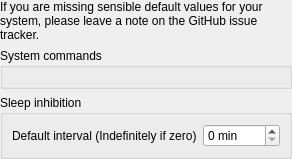
Old version of the form system/src/configwidget.ui in the repository albertlauncher/plugins.
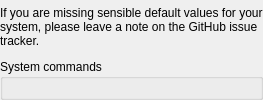
New version of the form.

Commit message: [system] Move sleep inhibition in separate plugin

Patch:
```diff
--- a/system/src/configwidget.ui
+++ b/system/src/configwidget.ui
@@ -17,12 +17,6 @@
    </property>
    <item>
     <widget class="QLabel" name="label_info">
-     <property name="sizePolicy">
-      <sizepolicy hsizetype="Preferred" vsizetype="Minimum">
-       <horstretch>0</horstretch>
-       <verstretch>0</verstretch>
-      </sizepolicy>
-     </property>
      <property name="text">
       <string>If you are missing sensible default values for your system, please leave a note on the GitHub issue tracker.</string>
      </property>
@@ -45,47 +39,6 @@
      <layout class="QGridLayout" name="gridLayout_commands"/>
     </widget>
    </item>
-   <item>
-    <widget class="QGroupBox" name="groupBox_inhibitsleep">
-     <property name="sizePolicy">
-      <sizepolicy hsizetype="Preferred" vsizetype="Fixed">
-       <horstretch>0</horstretch>
-       <verstretch>0</verstretch>
-      </sizepolicy>
-     </property>
-     <property name="title">
-      <string>Sleep inhibition</string>
-     </property>
-     <layout class="QFormLayout" name="formLayout_2">
-      <item row="0" column="0">
-       <widget class="QLabel" name="label">
-        <property name="text">
-         <string>Default interval (Indefinitely if zero)</string>
-        </property>
-       </widget>
-      </item>
-      <item row="0" column="1">
-       <widget class="QSpinBox" name="spinBox_minutes">
-        <property name="sizePolicy">
-         <sizepolicy hsizetype="Fixed" vsizetype="Fixed">
-          <horstretch>0</horstretch>
-          <verstretch>0</verstretch>
-         </sizepolicy>
-        </property>
-        <property name="suffix">
-         <string extracomment="minutes abbr"> min</string>
-        </property>
-        <property name="maximum">
-         <number>1440</number>
-        </property>
-        <property name="singleStep">
-         <number>10</number>
-        </property>
-       </widget>
-      </item>
-     </layout>
-    </widget>
-   </item>
   </layout>
  </widget>
  <resources/>
```
The commit also changes 7 other files.
